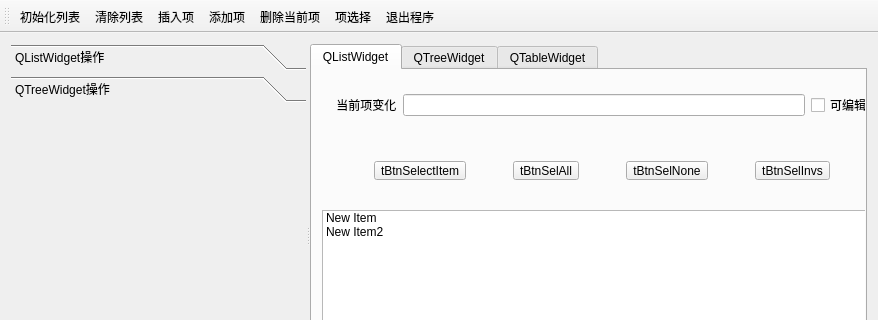
Old version of the form Qt_demo/sample4_6/MainWindow.ui in the repository xiaodulala/CppCode; both pictures show x 0 to 878 and y 0 to 320 of the 878 by 458 pixel window.
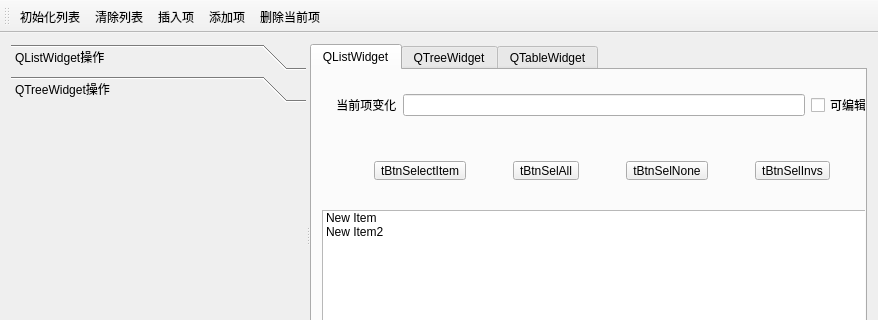
New version of the form. The open tabs and pages were chosen to show the change. Icons and pictures are not drawn.

Patch:
```diff
--- a/Qt_demo/sample4_6/MainWindow.ui
+++ b/Qt_demo/sample4_6/MainWindow.ui
@@ -312,8 +312,6 @@
    <addaction name="actListInsert"/>
    <addaction name="actListAppend"/>
    <addaction name="actListDelete"/>
-   <addaction name="actSelPopMenu"/>
-   <addaction name="actQuit"/>
   </widget>
   <widget class="QStatusBar" name="statusBar"/>
   <action name="actListIni">
```
Left out of the diff: 4 changed lines with no effect on the pictures.
